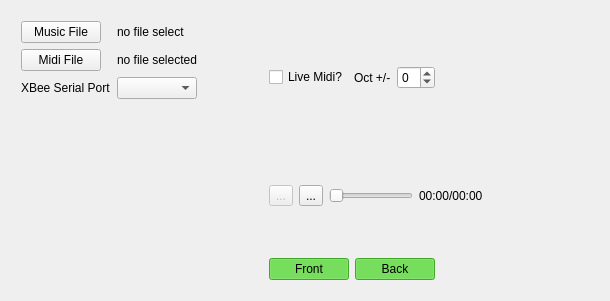
Qt form command_station/src/mainwidget.ui (PeterMitrano/glowsuit) before a commit.
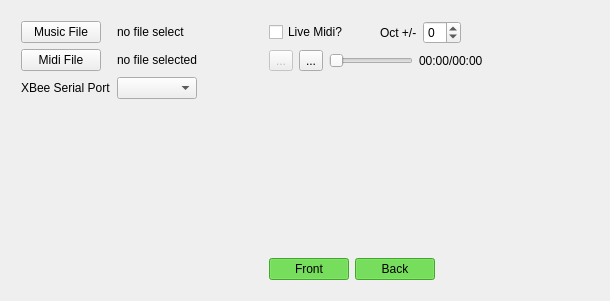
The same form after that commit. Icons and pictures are not drawn.

Diff of the .ui file:
```diff
--- a/command_station/src/mainwidget.ui
+++ b/command_station/src/mainwidget.ui
@@ -99,6 +99,28 @@
              </property>
             </widget>
            </item>
+           <item>
+            <widget class="QLabel" name="midi_indicator_label">
+             <property name="sizePolicy">
+              <sizepolicy hsizetype="Maximum" vsizetype="Maximum">
+               <horstretch>0</horstretch>
+               <verstretch>0</verstretch>
+              </sizepolicy>
+             </property>
+             <property name="minimumSize">
+              <size>
+               <width>20</width>
+               <height>20</height>
+              </size>
+             </property>
+             <property name="styleSheet">
+              <string notr="true">background-image: url(:/icons/midi-off.png);</string>
+             </property>
+             <property name="text">
+              <string/>
+             </property>
+            </widget>
+           </item>
            <item>
             <widget class="QLabel" name="octave_label">
              <property name="text">
@@ -119,13 +141,6 @@
              </property>
             </widget>
            </item>
-           <item>
-            <widget class="QLabel" name="midi_indicator_label">
-             <property name="text">
-              <string/>
-             </property>
-            </widget>
-           </item>
            <item>
             <spacer name="horizontalSpacer_5">
              <property name="orientation">
@@ -198,6 +213,19 @@
            </item>
           </layout>
          </item>
+         <item>
+          <spacer name="verticalSpacer">
+           <property name="orientation">
+            <enum>Qt::Vertical</enum>
+           </property>
+           <property name="sizeHint" stdset="0">
+            <size>
+             <width>20</width>
+             <height>40</height>
+            </size>
+           </property>
+          </spacer>
+         </item>
          <item>
           <layout class="QHBoxLayout" name="viz_controls_layout">
            <item>
```
Left out of the diff: 6 changed lines with no effect on the pictures.
